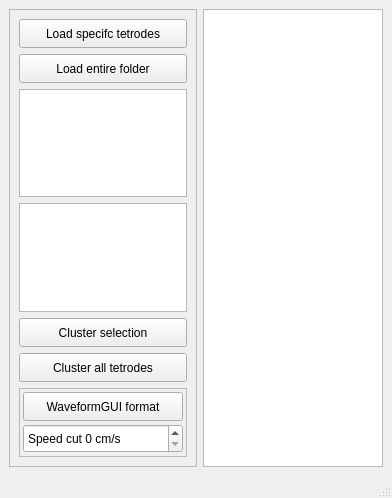
First picture: the form in ApplyKlustakwikGUIDesign.ui, repository Barry-lab/openEPhys_DACQ, before the edit.
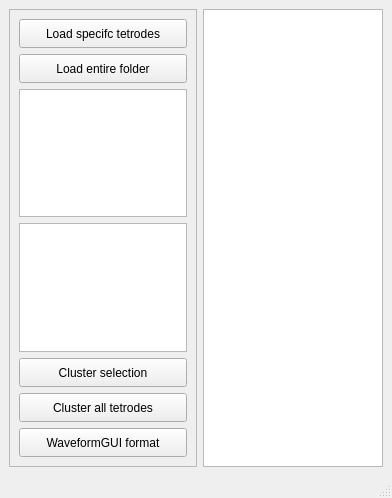
Second picture: the form after the edit.

Commit message: Implemented Speed Plot in createWaveformGUIdata.py and simplified transition from ApplyKlustakwikGUI

What changed in the file:
```diff
--- a/ApplyKlustakwikGUIDesign.ui
+++ b/ApplyKlustakwikGUIDesign.ui
@@ -137,21 +137,6 @@
         </widget>
        </item>
        <item>
-        <widget class="QFrame" name="frame_2">
-         <property name="frameShape">
-          <enum>QFrame::StyledPanel</enum>
-         </property>
-         <property name="frameShadow">
-          <enum>QFrame::Raised</enum>
-         </property>
-         <layout class="QVBoxLayout" name="verticalLayout_2">
-          <property name="spacing">
-           <number>3</number>
-          </property>
-          <property name="margin">
-           <number>3</number>
-          </property>
-          <item>
            <widget class="QPushButton" name="pb_waveformGUI">
             <property name="minimumSize">
              <size>
@@ -168,31 +153,6 @@
             <property name="text">
              <string>WaveformGUI format</string>
             </property>
-           </widget>
-          </item>
-          <item>
-           <widget class="QSpinBox" name="sb_speed_cut">
-            <property name="minimumSize">
-             <size>
-              <width>0</width>
-              <height>29</height>
-             </size>
-            </property>
-            <property name="maximumSize">
-             <size>
-              <width>16777215</width>
-              <height>29</height>
-             </size>
-            </property>
-            <property name="suffix">
-             <string> cm/s</string>
-            </property>
-            <property name="prefix">
-             <string>Speed cut </string>
-            </property>
-           </widget>
-          </item>
-         </layout>
         </widget>
        </item>
       </layout>
```
Lines whose indentation alone changed are shown as unchanged. The commit also changes 3 other files.
